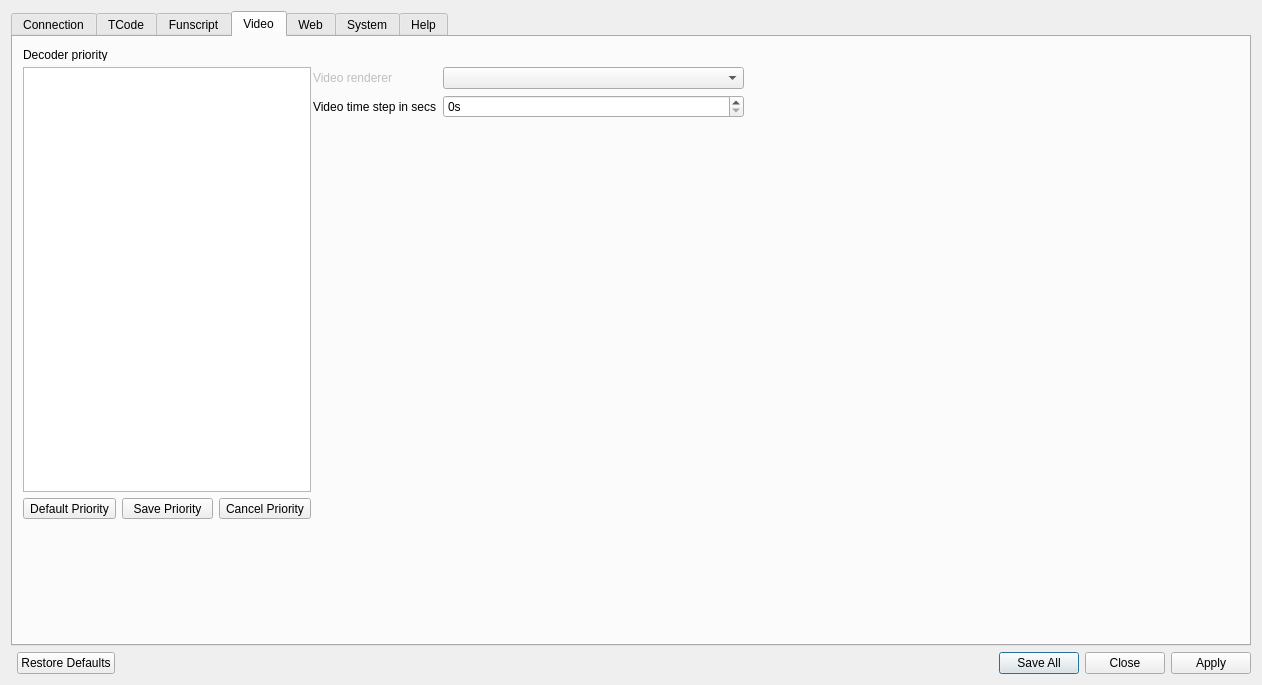
First picture: the form in src/settings.ui, repository jcfain/XTPlayer, before the edit.
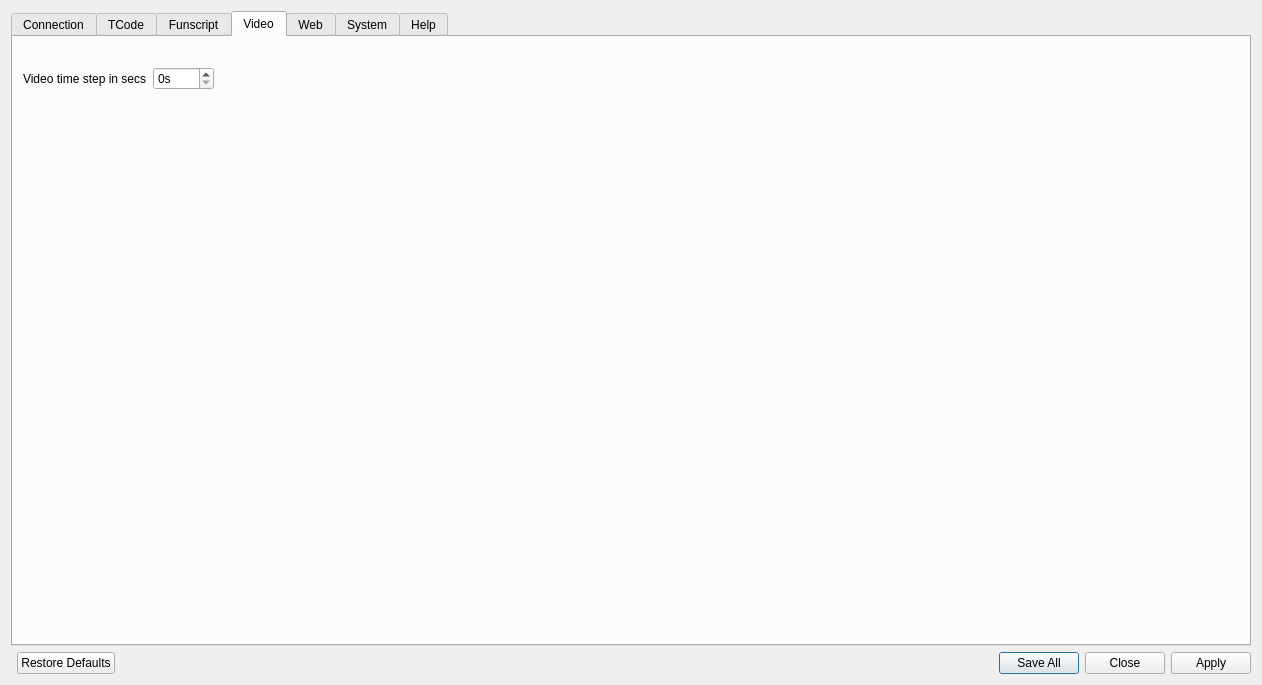
Second picture: the form after the edit. The open tabs and pages were chosen to show the change. Icons and pictures are not drawn.

```diff
--- a/src/settings.ui
+++ b/src/settings.ui
@@ -695,31 +695,14 @@
       <widget class="QWidget" name="formLayoutWidget">
        <property name="geometry">
         <rect>
-         <x>300</x>
+         <x>10</x>
          <y>30</y>
-         <width>431</width>
+         <width>191</width>
          <height>451</height>
         </rect>
        </property>
        <layout class="QFormLayout" name="formLayout_2">
         <item row="0" column="0">
-         <widget class="QLabel" name="videoRendererLabel">
-          <property name="enabled">
-           <bool>false</bool>
-          </property>
-          <property name="text">
-           <string>Video renderer</string>
-          </property>
-         </widget>
-        </item>
-        <item row="0" column="1">
-         <widget class="QComboBox" name="videoRendererComboBox">
-          <property name="enabled">
-           <bool>true</bool>
-          </property>
-         </widget>
-        </item>
-        <item row="1" column="0">
          <widget class="QLabel" name="label_2">
           <property name="toolTip">
            <string>This sets the value the video will either skip forward or back via shortcuts.</string>
@@ -729,7 +712,7 @@
           </property>
          </widget>
         </item>
-        <item row="1" column="1">
+        <item row="0" column="1">
          <widget class="QSpinBox" name="videoIncrementSpinBox">
           <property name="toolTip">
            <string>This sets the value the video will either skip forward or back via shortcuts.</string>
@@ -747,92 +730,6 @@
         </item>
        </layout>
       </widget>
-      <widget class="QPushButton" name="savePriorityButton">
-       <property name="geometry">
-        <rect>
-         <x>109</x>
-         <y>461</y>
-         <width>91</width>
-         <height>21</height>
-        </rect>
-       </property>
-       <property name="text">
-        <string>Save Priority</string>
-       </property>
-      </widget>
-      <widget class="QListWidget" name="decoderListWidget">
-       <property name="geometry">
-        <rect>
-         <x>10</x>
-         <y>30</y>
-         <width>288</width>
-         <height>425</height>
-        </rect>
-       </property>
-       <property name="dragEnabled">
-        <bool>true</bool>
-       </property>
-       <property name="dragDropMode">
-        <enum>QAbstractItemView::InternalMove</enum>
-       </property>
-       <property name="defaultDropAction">
-        <enum>Qt::MoveAction</enum>
-       </property>
-       <property name="alternatingRowColors">
-        <bool>false</bool>
-       </property>
-       <property name="spacing">
-        <number>10</number>
-       </property>
-       <property name="gridSize">
-        <size>
-         <width>0</width>
-         <height>30</height>
-        </size>
-       </property>
-       <property name="selectionRectVisible">
-        <bool>false</bool>
-       </property>
-      </widget>
-      <widget class="QLabel" name="label_3">
-       <property name="geometry">
-        <rect>
-         <x>10</x>
-         <y>11</y>
-         <width>288</width>
-         <height>13</height>
-        </rect>
-       </property>
-       <property name="text">
-        <string>Decoder priority</string>
-       </property>
-      </widget>
-      <widget class="QPushButton" name="defaultPriorityButton">
-       <property name="geometry">
-        <rect>
-         <x>10</x>
-         <y>461</y>
-         <width>93</width>
-         <height>21</height>
-        </rect>
-       </property>
-       <property name="text">
-        <string>Default Priority</string>
-       </property>
-      </widget>
-      <widget class="QPushButton" name="cancelPriorityButton">
-       <property name="geometry">
-        <rect>
-         <x>206</x>
-         <y>461</y>
-         <width>92</width>
-         <height>21</height>
-        </rect>
-       </property>
-       <property name="text">
-        <string>Cancel Priority</string>
-       </property>
-      </widget>
      </widget>
      <widget class="QWidget" name="WebTab">
       <attribute name="title">
```
Left out of the diff: 2 changed lines with no effect on the pictures.
